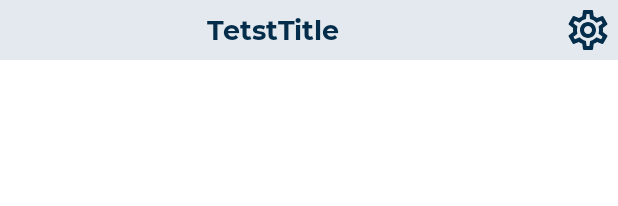
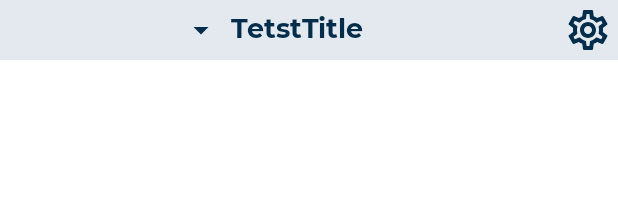
Before and after one commit to mvProject/tvguide, an Android app built with Jetpack Compose: the @Preview function ToolbarWithOptionsView, on a phone screen of 412 x 824 dp. Shown: the top 206 px of the screen. Run offline under Robolectric (Android 15) with nearby library versions, the phone set to English and light mode, and no system bars; Roboto replaces fonts that are not available here.

Commit message:
limit user list name update toolbar ui

```diff
--- a/app/build.gradle.kts
+++ b/app/build.gradle.kts
@@ -18,7 +18,7 @@ android {
         minSdk = 24
         targetSdk = 32
         versionCode = 1
-        versionName = "0.2.5"
+        versionName = "0.2.7"
         testInstrumentationRunner = libs.versions.androidTestInstrumentation.get()
 
         resourceConfigurations.addAll(listOf("en", "ru", "uk"))
--- a/app/src/main/java/com/mvproject/tvprogramguide/data/utils/AppConstants.kt
+++ b/app/src/main/java/com/mvproject/tvprogramguide/data/utils/AppConstants.kt
@@ -17,6 +17,8 @@ object AppConstants {
     const val DEFAULT_PROGRAMS_VISIBLE_COUNT = 3
 
     const val SELECTED_CHANNELS_PAGE = 1
+
+    const val USER_LIST_MAX_LENGTH = 20
 
     const val ANIM_DURATION_200 = 200
     const val ANIM_DURATION_300 = 300
--- a/app/src/main/java/com/mvproject/tvprogramguide/ui/components/ProgramItem.kt
+++ b/app/src/main/java/com/mvproject/tvprogramguide/ui/components/ProgramItem.kt
@@ -105,7 +105,6 @@ fun ProgramItem(
                             imageVector = Icons.Default.ArrowDropDown,
                             tint = MaterialTheme.colors.onPrimary,
                             contentDescription = "Drop-Down Arrow"
-
                         )
                     }
                 }
--- a/app/src/main/java/com/mvproject/tvprogramguide/ui/components/dialogs/ShowSelectDialog.kt
+++ b/app/src/main/java/com/mvproject/tvprogramguide/ui/components/dialogs/ShowSelectFromListDialog.kt
@@ -19,7 +19,7 @@ import com.mvproject.tvprogramguide.theme.dimens
 import com.mvproject.tvprogramguide.ui.components.radio.RadioGroupScrollable
 
 @Composable
-fun ShowSelectDialog(
+fun ShowSelectFromListDialog(
     radioOptions: List<String> = listOf(),
     defaultSelection: Int = COUNT_ZERO,
     isDialogOpen: MutableState<Boolean>,
--- a/app/src/main/java/com/mvproject/tvprogramguide/ui/components/toolbars/ToolbarWithOptions.kt
+++ b/app/src/main/java/com/mvproject/tvprogramguide/ui/components/toolbars/ToolbarWithOptions.kt
@@ -7,6 +7,7 @@ import androidx.compose.material.Icon
 import androidx.compose.material.MaterialTheme
 import androidx.compose.material.Text
 import androidx.compose.material.icons.Icons
+import androidx.compose.material.icons.filled.ArrowDropDown
 import androidx.compose.material.icons.outlined.Settings
 import androidx.compose.runtime.Composable
 import androidx.compose.ui.Alignment
@@ -27,23 +28,35 @@ fun ToolbarWithOptions(
         modifier = Modifier
             .fillMaxWidth()
             .wrapContentSize()
-            .clickable {
-                onSelectClick()
-            }
             .background(color = MaterialTheme.colors.primary)
             .padding(MaterialTheme.dimens.size4),
         verticalAlignment = Alignment.CenterVertically
     ) {
-
+        Row(
+            modifier = Modifier
+                .weight(MaterialTheme.dimens.weight1)
+                .clickable {
+                    onSelectClick()
+                },
+            horizontalArrangement = Arrangement.Center
+        ) {
+            Icon(
+                imageVector = Icons.Default.ArrowDropDown,
+                tint = MaterialTheme.colors.onPrimary,
+                contentDescription = "Drop-Down Arrow"
+            )
+            Spacer(
+                modifier = Modifier
+                    .padding(horizontal = MaterialTheme.dimens.size4)
+            )
             Text(
                 text = title,
-            modifier = Modifier
-                .weight(MaterialTheme.dimens.weight1),
                 color = MaterialTheme.colors.onPrimary,
                 textAlign = TextAlign.Center,
                 fontSize = MaterialTheme.dimens.font18,
                 style = MaterialTheme.appTypography.textBold
             )
+        }
 
         Spacer(
             modifier = Modifier
--- a/app/src/main/java/com/mvproject/tvprogramguide/ui/selectedchannels/view/ChannelScreen.kt
+++ b/app/src/main/java/com/mvproject/tvprogramguide/ui/selectedchannels/view/ChannelScreen.kt
@@ -16,7 +16,7 @@ import com.mvproject.tvprogramguide.domain.utils.CHANNEL_COUNT
 import com.mvproject.tvprogramguide.domain.utils.CHANNEL_INDEX
 import com.mvproject.tvprogramguide.navigation.AppRoutes
 import com.mvproject.tvprogramguide.ui.components.NoItemsScreen
-import com.mvproject.tvprogramguide.ui.components.dialogs.ShowSelectDialog
+import com.mvproject.tvprogramguide.ui.components.dialogs.ShowSelectFromListDialog
 import com.mvproject.tvprogramguide.ui.components.toolbars.ToolbarWithOptions
 import com.mvproject.tvprogramguide.ui.selectedchannels.components.ChannelList
 import com.mvproject.tvprogramguide.ui.selectedchannels.viewmodel.ChannelViewModel
@@ -106,7 +106,7 @@ fun ChannelScreen(
         }
     }
 
-    ShowSelectDialog(
+    ShowSelectFromListDialog(
         isDialogOpen = isDialogOpen,
         radioOptions = viewModel.availableLists,
         defaultSelection = viewModel.obtainSelectedListIndex
--- a/app/src/main/java/com/mvproject/tvprogramguide/ui/usercustomlist/view/UserCustomListScreen.kt
+++ b/app/src/main/java/com/mvproject/tvprogramguide/ui/usercustomlist/view/UserCustomListScreen.kt
@@ -15,7 +15,7 @@ import com.mvproject.tvprogramguide.R
 import com.mvproject.tvprogramguide.data.model.domain.UserChannelsList
 import com.mvproject.tvprogramguide.theme.dimens
 import com.mvproject.tvprogramguide.ui.components.NoItemsScreen
-import com.mvproject.tvprogramguide.ui.components.dialogs.ShowDialog
+import com.mvproject.tvprogramguide.ui.components.dialogs.ShowAddNewDialog
 import com.mvproject.tvprogramguide.ui.components.toolbars.ToolbarWithBack
 import com.mvproject.tvprogramguide.ui.usercustomlist.action.UserListAction
 import com.mvproject.tvprogramguide.ui.usercustomlist.components.UserCustomList
@@ -96,7 +96,7 @@ private fun UserCustomListContent(
                 }
             }
         }
-        ShowDialog(isDialogOpen) { name ->
+        ShowAddNewDialog(isDialogOpen) { name ->
             onAction(UserListAction.AddList(name))
         }
     }
```
Also changed, not shown: app/src/main/java/com/mvproject/tvprogramguide/data/utils/Extensions.kt (+7 -0 lines), app/src/main/java/com/mvproject/tvprogramguide/ui/components/dialogs/ShowAddNewDialog.kt (renamed from app/src/main/java/com/mvproject/tvprogramguide/ui/components/dialogs/ShowDialog.kt, +5 -2 lines). Lines whose indentation alone changed are shown as unchanged.
